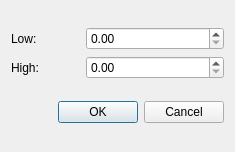
Old version of the form src/VRApp/cutoff_dialog.ui in the repository georgy-schukin/opengl-volume.
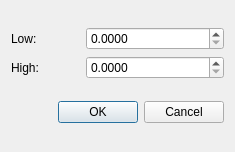
New version of the form.

Patch:
```diff
--- a/src/VRApp/cutoff_dialog.ui
+++ b/src/VRApp/cutoff_dialog.ui
@@ -25,6 +25,9 @@
      </item>
      <item row="0" column="1">
       <widget class="QDoubleSpinBox" name="cutoff_low">
+       <property name="decimals">
+        <number>4</number>
+       </property>
        <property name="maximum">
         <double>1.000000000000000</double>
        </property>
@@ -42,6 +45,9 @@
      </item>
      <item row="1" column="1">
       <widget class="QDoubleSpinBox" name="cutoff_high">
+       <property name="decimals">
+        <number>4</number>
+       </property>
        <property name="maximum">
         <double>1.000000000000000</double>
        </property>
```
